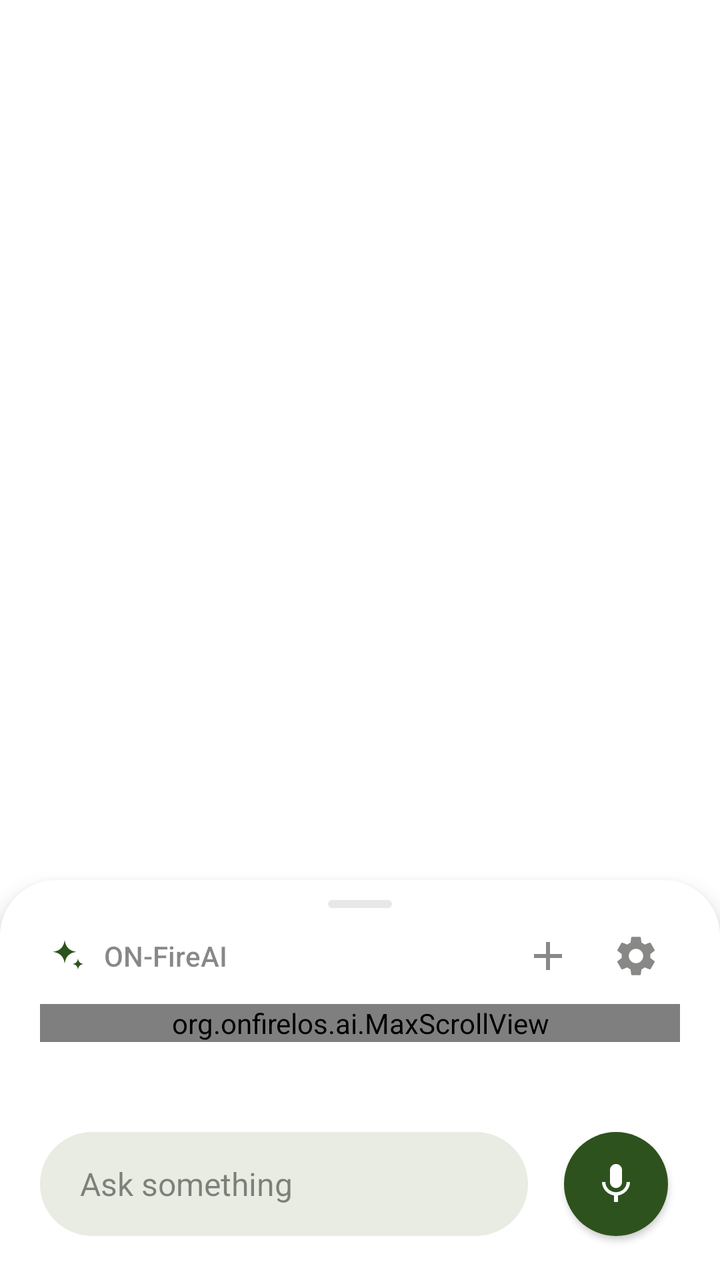
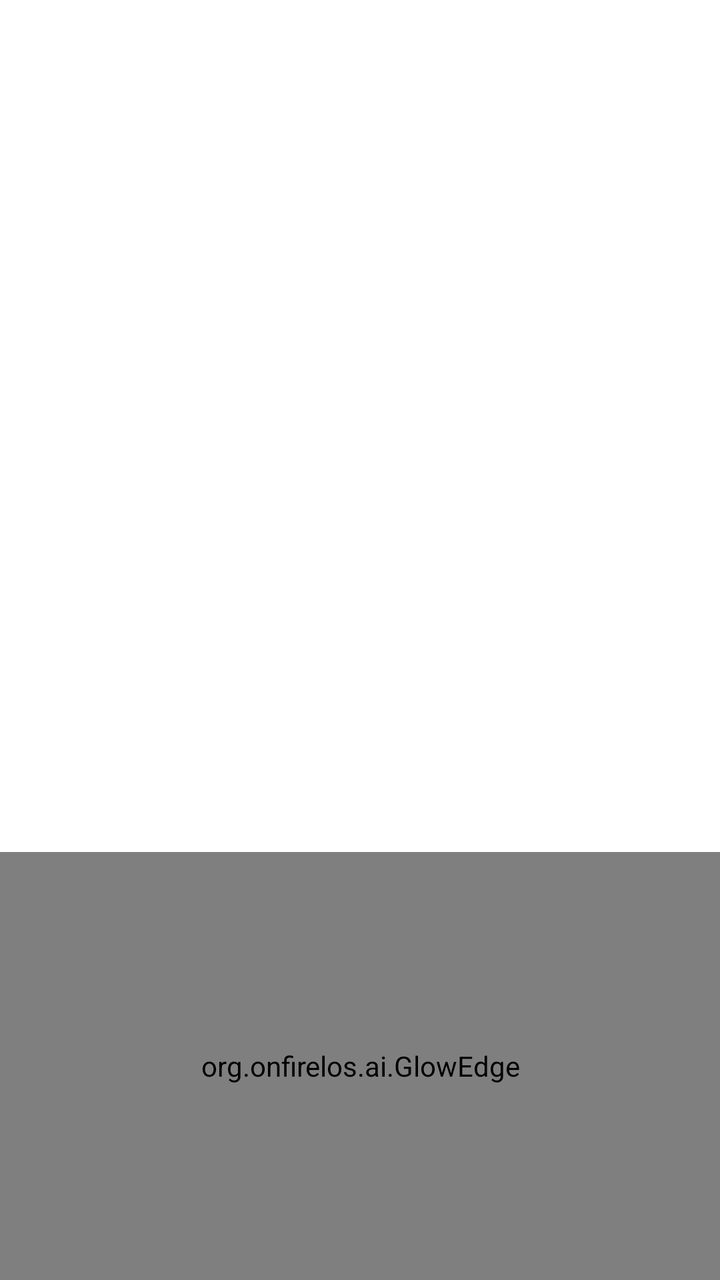

Screens rendered from an Android XML layout before and after an edit, with the pre-edit source and the edit as a unified diff.
<!-- AndroidManifest.xml: activity theme Theme.Sheet -->
<!-- res/layout/activity_assist.xml -->
<?xml version="1.0" encoding="utf-8"?>
<FrameLayout xmlns:android="http://schemas.android.com/apk/res/android"
    android:id="@+id/root"
    android:layout_width="match_parent"
    android:layout_height="match_parent"
    android:fitsSystemWindows="true">

    <LinearLayout
        android:id="@+id/sheet"
        android:layout_width="match_parent"
        android:layout_height="wrap_content"
        android:layout_gravity="bottom|center_horizontal"
        android:background="@drawable/sheet_bg"
        android:clickable="true"
        android:elevation="8dp"
        android:orientation="vertical"
        android:paddingBottom="16dp"
        android:paddingEnd="20dp"
        android:paddingStart="20dp"
        android:paddingTop="10dp">

        <View
            android:layout_width="32dp"
            android:layout_height="4dp"
            android:layout_gravity="center_horizontal"
            android:background="@drawable/handle" />

        <LinearLayout
            android:layout_width="match_parent"
            android:layout_height="48dp"
            android:gravity="center_vertical"
            android:orientation="horizontal">

            <ImageView
                android:layout_width="20dp"
                android:layout_height="20dp"
                android:layout_marginStart="4dp"
                android:importantForAccessibility="no"
                android:src="@drawable/ic_spark" />

            <TextView
                android:layout_width="0dp"
                android:layout_height="wrap_content"
                android:layout_marginStart="8dp"
                android:layout_weight="1"
                android:fontFamily="sans-serif-medium"
                android:text="@string/app_name"
                android:textColor="@color/on_background_quiet"
                android:textSize="14sp" />

            <ImageButton
                android:id="@+id/new_conversation"
                android:layout_width="44dp"
                android:layout_height="44dp"
                android:background="?android:attr/selectableItemBackgroundBorderless"
                android:contentDescription="@string/action_new"
                android:src="@drawable/ic_new" />

            <ImageButton
                android:id="@+id/settings"
                android:layout_width="44dp"
                android:layout_height="44dp"
                android:background="?android:attr/selectableItemBackgroundBorderless"
                android:contentDescription="@string/action_settings"
                android:src="@drawable/ic_settings" />
        </LinearLayout>

        <org.onfirelos.ai.MaxScrollView
            android:id="@+id/scroll"
            android:layout_width="match_parent"
            android:layout_height="wrap_content"
            android:fadingEdgeLength="24dp"
            android:overScrollMode="ifContentScrolls"
            android:requiresFadingEdge="vertical">

            <LinearLayout
                android:id="@+id/messages"
                android:layout_width="match_parent"
                android:layout_height="wrap_content"
                android:orientation="vertical"
                android:paddingEnd="4dp"
                android:paddingStart="4dp" />
        </org.onfirelos.ai.MaxScrollView>

        <HorizontalScrollView
            android:id="@+id/chips_scroll"
            android:layout_width="match_parent"
            android:layout_height="wrap_content"
            android:layout_marginTop="8dp"
            android:scrollbars="none"
            android:visibility="gone">

            <LinearLayout
                android:id="@+id/chips"
                android:layout_width="wrap_content"
                android:layout_height="wrap_content"
                android:orientation="horizontal" />
        </HorizontalScrollView>

        <TextView
            android:id="@+id/status"
            android:layout_width="match_parent"
            android:layout_height="wrap_content"
            android:layout_marginTop="10dp"
            android:paddingStart="4dp"
            android:textColor="@color/on_background_quiet"
            android:textSize="14sp" />

        <LinearLayout
            android:layout_width="match_parent"
            android:layout_height="wrap_content"
            android:layout_marginTop="10dp"
            android:gravity="center_vertical"
            android:orientation="horizontal">

            <EditText
                android:id="@+id/input"
                android:layout_width="0dp"
                android:layout_height="52dp"
                android:layout_weight="1"
                android:background="@drawable/field_bg"
                android:hint="@string/hint_ask"
                android:imeOptions="actionSend|flagNoExtractUi"
                android:inputType="textCapSentences|textAutoCorrect"
                android:maxLines="1"
                android:paddingEnd="20dp"
                android:paddingStart="20dp"
                android:textColor="@color/on_background"
                android:textSize="16sp" />

            <FrameLayout
                android:layout_width="64dp"
                android:layout_height="64dp"
                android:layout_marginStart="12dp">

                <View
                    android:id="@+id/level"
                    android:layout_width="64dp"
                    android:layout_height="64dp"
                    android:alpha="0"
                    android:background="@drawable/chip_bg" />

                <ImageButton
                    android:id="@+id/mic"
                    android:layout_width="52dp"
                    android:layout_height="52dp"
                    android:layout_gravity="center"
                    android:background="@drawable/mic_button"
                    android:contentDescription="@string/action_mic"
                    android:elevation="2dp"
                    android:src="@drawable/ic_mic" />
            </FrameLayout>
        </LinearLayout>
    </LinearLayout>
</FrameLayout>
<!-- resources referenced by this layout -->
<resources>
  <color name="on_background">#DE1B1D19</color>
  <color name="on_background_quiet">#851B1D19</color>
  <!-- drawable chip_bg (drawable) -->
  <?xml version="1.0" encoding="utf-8"?>
  <ripple xmlns:android="http://schemas.android.com/apk/res/android"
      android:color="?android:attr/colorControlHighlight">
      <item>
          <shape android:shape="rectangle">
              <corners android:radius="100dp" />
              <solid android:color="@color/accent_tonal" />
          </shape>
      </item>
  </ripple>
  <!-- drawable field_bg (drawable) -->
  <?xml version="1.0" encoding="utf-8"?>
  <ripple xmlns:android="http://schemas.android.com/apk/res/android"
      android:color="?android:attr/colorControlHighlight">
      <item>
          <shape android:shape="rectangle">
              <corners android:radius="100dp" />
              <solid android:color="@color/surface_variant" />
          </shape>
      </item>
  </ripple>
  <!-- drawable handle (drawable) -->
  <?xml version="1.0" encoding="utf-8"?>
  <shape xmlns:android="http://schemas.android.com/apk/res/android" android:shape="rectangle">
      <corners android:radius="2dp" />
      <solid android:color="@color/divider" />
      <size android:width="32dp" android:height="4dp" />
  </shape>
  <!-- drawable ic_new (drawable) -->
  <?xml version="1.0" encoding="utf-8"?>
  <vector xmlns:android="http://schemas.android.com/apk/res/android"
      android:width="24dp"
      android:height="24dp"
      android:tint="@color/on_background_quiet"
      android:viewportWidth="24"
      android:viewportHeight="24">
      <path
          android:fillColor="#FFFFFFFF"
          android:pathData="M19,13h-6v6h-2v-6H5v-2h6V5h2v6h6v2z" />
  </vector>
  <!-- drawable mic_button (drawable) -->
  <?xml version="1.0" encoding="utf-8"?>
  <ripple xmlns:android="http://schemas.android.com/apk/res/android"
      android:color="?android:attr/colorControlHighlight">
      <item>
          <shape android:shape="oval">
              <solid android:color="@color/accent" />
          </shape>
      </item>
  </ripple>
  <!-- drawable sheet_bg (drawable) -->
  <?xml version="1.0" encoding="utf-8"?>
  <shape xmlns:android="http://schemas.android.com/apk/res/android" android:shape="rectangle">
      <corners android:topLeftRadius="28dp" android:topRightRadius="28dp" />
      <solid android:color="@color/surface" />
  </shape>
  <string name="action_mic">Speak</string>
  <string name="action_new">New conversation</string>
  <string name="action_settings">Settings</string>
  <string name="app_name" translatable="false">ON-FireAI</string>
  <string name="hint_ask">Ask something</string>
  <color name="accent_tonal">#1F2E521D</color>
  <color name="surface_variant">#E8ECE3</color>
  <color name="divider">#1A1B1D19</color>
  <color name="on_accent">#FFFFFF</color>
  <color name="accent">#2E521D</color>
  <color name="surface">#FFFFFF</color>
  <style name="SheetAnimation">
          <item name="android:activityOpenEnterAnimation">@anim/sheet_in</item>
          <item name="android:activityCloseExitAnimation">@anim/sheet_out</item>
          <item name="android:taskOpenEnterAnimation">@anim/sheet_in</item>
          <item name="android:taskCloseExitAnimation">@anim/sheet_out</item>
      </style>
  <style name="Base.Theme" parent="android:Theme.Material.Light.NoActionBar">
          <item name="android:windowLightStatusBar">true</item>
          <item name="android:windowLightNavigationBar">true</item>
      </style>
  <color name="background">#F6F8F3</color>
  <!-- unchanged entries left out for length: 5 -->
</resources>

<!-- the commit's change to res/layout/activity_assist.xml (unified diff, before → after) -->
@@ -5,11 +5,19 @@
     android:layout_height="match_parent"
     android:fitsSystemWindows="true">
 
+    
+    <FrameLayout
+        android:id="@+id/sheet_frame"
+        android:layout_width="match_parent"
+        android:layout_height="wrap_content"
+        android:layout_gravity="bottom|center_horizontal"
+        android:clipChildren="false">
+
     <LinearLayout
         android:id="@+id/sheet"
         android:layout_width="match_parent"
         android:layout_height="wrap_content"
-        android:layout_gravity="bottom|center_horizontal"
+        android:layout_marginTop="14dp"
         android:background="@drawable/sheet_bg"
         android:clickable="true"
         android:elevation="8dp"
@@ -32,6 +40,7 @@
             android:orientation="horizontal">
 
             <ImageView
+                android:id="@+id/spark"
                 android:layout_width="20dp"
                 android:layout_height="20dp"
                 android:layout_marginStart="4dp"
@@ -138,7 +147,7 @@
                     android:layout_width="64dp"
                     android:layout_height="64dp"
                     android:alpha="0"
-                    android:background="@drawable/chip_bg" />
+                    android:background="@drawable/level_ring" />
 
                 <ImageButton
                     android:id="@+id/mic"
@@ -152,4 +161,11 @@
             </FrameLayout>
         </LinearLayout>
     </LinearLayout>
+
+    <org.onfirelos.ai.GlowEdge
+        android:id="@+id/glow"
+        android:layout_width="match_parent"
+        android:layout_height="match_parent"
+        android:elevation="9dp" />
+    </FrameLayout>
 </FrameLayout>
<!-- resource entries referenced after the edit -->
@@ -2,17 +2,6 @@
 <resources>
   <color name="on_background">#DE1B1D19</color>
   <color name="on_background_quiet">#851B1D19</color>
-  <!-- drawable chip_bg (drawable) -->
-  <?xml version="1.0" encoding="utf-8"?>
-  <ripple xmlns:android="http://schemas.android.com/apk/res/android"
-      android:color="?android:attr/colorControlHighlight">
-      <item>
-          <shape android:shape="rectangle">
-              <corners android:radius="100dp" />
-              <solid android:color="@color/accent_tonal" />
-          </shape>
-      </item>
-  </ripple>
   <!-- drawable field_bg (drawable) -->
   <?xml version="1.0" encoding="utf-8"?>
   <ripple xmlns:android="http://schemas.android.com/apk/res/android"
@@ -43,6 +32,11 @@
           android:fillColor="#FFFFFFFF"
           android:pathData="M19,13h-6v6h-2v-6H5v-2h6V5h2v6h6v2z" />
   </vector>
+  <!-- drawable level_ring (drawable) -->
+  <?xml version="1.0" encoding="utf-8"?>
+  <shape xmlns:android="http://schemas.android.com/apk/res/android" android:shape="oval">
+      <solid android:color="@color/accent_tonal" />
+  </shape>
   <!-- drawable mic_button (drawable) -->
   <?xml version="1.0" encoding="utf-8"?>
   <ripple xmlns:android="http://schemas.android.com/apk/res/android"
